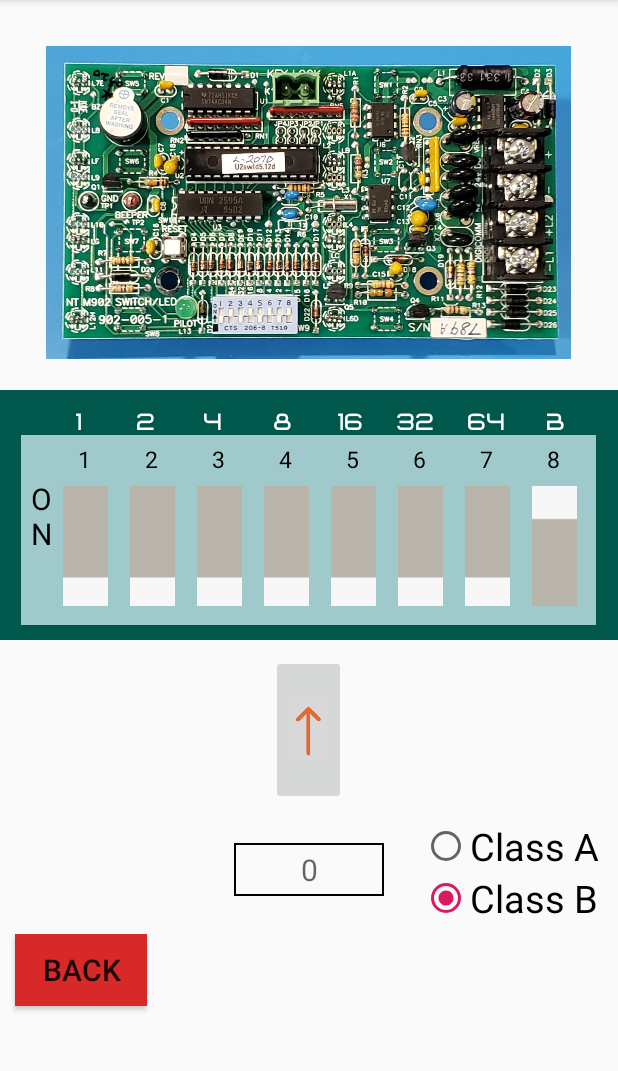
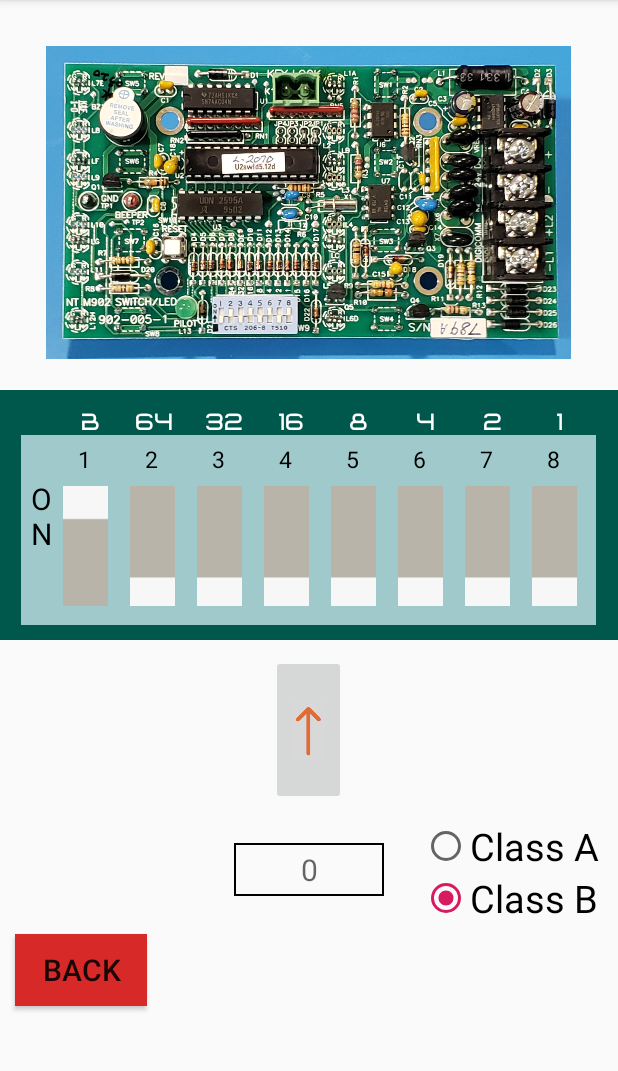
Before and after one commit to CloneJediXI/Binary, an Android app: the A8sActivity screen opened directly, with no data from a screen before it, after a tap on "Class B", on a phone screen of 412 x 824 dp, the part 84-1155 px from its top. Run offline under Robolectric (Android 15) with nearby library versions, the phone set to English and light mode, and no system bars; 3 other taps on this screen came first.

Commit message:
Working A8S Board

```diff
--- a/app/src/main/java/emu/cosc426/binaryconverter/A8sActivity.java
+++ b/app/src/main/java/emu/cosc426/binaryconverter/A8sActivity.java
@@ -46,22 +46,22 @@ public class A8sActivity extends AppCompatActivity {
     }
     public void setSwitches(){
         //Get references to the switches
-        switchObjects[0] = (ImageButton)findViewById(R.id.s0);
-        switchObjects[1] = (ImageButton)findViewById(R.id.s1);
-        switchObjects[2] = (ImageButton)findViewById(R.id.s2);
-        switchObjects[3] = (ImageButton)findViewById(R.id.s3);
-        switchObjects[4] = (ImageButton)findViewById(R.id.s4);
-        switchObjects[5] = (ImageButton)findViewById(R.id.s5);
-        switchObjects[6] = (ImageButton)findViewById(R.id.s6);
-        switchObjects[7] = (ImageButton)findViewById(R.id.s7);
-        switches[0] = new Switch(0);
-        switches[1] = new Switch(1);
-        switches[2] = new Switch(2);
-        switches[3] = new Switch(3);
-        switches[4] = new Switch(4);
-        switches[5] = new Switch(5);
-        switches[6] = new Switch(6);
-        switches[7] = new Switch(7);
+        switchObjects[0] = (ImageButton)findViewById(R.id.s7);
+        switchObjects[1] = (ImageButton)findViewById(R.id.s6);
+        switchObjects[2] = (ImageButton)findViewById(R.id.s5);
+        switchObjects[3] = (ImageButton)findViewById(R.id.s4);
+        switchObjects[4] = (ImageButton)findViewById(R.id.s3);
+        switchObjects[5] = (ImageButton)findViewById(R.id.s2);
+        switchObjects[6] = (ImageButton)findViewById(R.id.s1);
+        switchObjects[7] = (ImageButton)findViewById(R.id.s0);
+        switches[0] = new Switch(7);
+        switches[1] = new Switch(6);
+        switches[2] = new Switch(5);
+        switches[3] = new Switch(4);
+        switches[4] = new Switch(3);
+        switches[5] = new Switch(2);
+        switches[6] = new Switch(1);
+        switches[7] = new Switch(0);
     }
 
     public void flip(View v){
--- a/app/src/main/res/layout/activity_a8s.xml
+++ b/app/src/main/res/layout/activity_a8s.xml
@@ -27,105 +27,98 @@
         android:id="@+id/greenWrapper"
         android:layout_below="@id/image">
         <TextView
-            android:layout_width="wrap_content"
+            android:layout_width="@dimen/switchwidth"
+            android:layout_height="wrap_content"
+            android:text="@string/b"
+            android:textColor="#fff"
+            android:textSize="15sp"
+
+            android:textAlignment="center"
+            android:layout_marginStart="45dp"
+            android:layout_marginEnd="@dimen/switchmargin"
+            android:fontFamily="@font/netron"
+            android:id="@+id/l1"/>
+        <TextView
+            android:layout_width="@dimen/switchwidth"
+            android:layout_height="wrap_content"
+            android:text="@string/sixtyfour"
+            android:textColor="#fff"
+            android:textSize="15sp"
+
+
+            android:layout_marginHorizontal="@dimen/switchmargin"
+            android:layout_toEndOf="@id/l1"
+            android:fontFamily="@font/netron"
+            android:id="@+id/l2"/>
+        <TextView
+            android:layout_width="@dimen/switchwidth"
+            android:layout_height="wrap_content"
+            android:text="@string/thirtytwo"
+            android:textColor="#fff"
+            android:textSize="15sp"
+
+            android:textAlignment="center"
+            android:layout_marginHorizontal="@dimen/switchmargin"
+            android:layout_toEndOf="@id/l2"
+            android:fontFamily="@font/netron"
+            android:id="@+id/l3"/>
+        <TextView
+            android:layout_width="@dimen/switchwidth"
+            android:layout_height="wrap_content"
+            android:text="@string/sixteen"
+            android:textColor="#fff"
+            android:textSize="15sp"
+
+            android:textAlignment="center"
+            android:layout_marginHorizontal="@dimen/switchmargin"
+            android:layout_toEndOf="@id/l3"
+            android:fontFamily="@font/netron"
+            android:id="@+id/l4"/>
+        <TextView
+            android:layout_width="@dimen/switchwidth"
+            android:layout_height="wrap_content"
+            android:text="@string/eight"
+            android:textColor="#fff"
+            android:textSize="15sp"
+
+            android:textAlignment="center"
+            android:layout_marginHorizontal="@dimen/switchmargin"
+            android:layout_toEndOf="@id/l4"
+            android:fontFamily="@font/netron"
+            android:id="@+id/l5"/>
+        <TextView
+            android:layout_width="@dimen/switchwidth"
+            android:layout_height="wrap_content"
+            android:text="@string/four"
+            android:textColor="#fff"
+            android:textSize="15sp"
+
+            android:textAlignment="center"
+            android:layout_marginHorizontal="@dimen/switchmargin"
+            android:layout_toEndOf="@id/l5"
+            android:fontFamily="@font/netron"
+            android:id="@+id/l6"/>
+        <TextView
+            android:layout_width="@dimen/switchwidth"
+            android:layout_height="wrap_content"
+            android:text="@string/two"
+            android:textColor="#fff"
+            android:textSize="15sp"
+
+            android:textAlignment="center"
+            android:layout_marginHorizontal="@dimen/switchmargin"
+            android:layout_toEndOf="@id/l6"
+            android:fontFamily="@font/netron"
+            android:id="@+id/l7"/>
+        <TextView
+            android:layout_width="@dimen/switchwidth"
             android:layout_height="wrap_content"
             android:text="@string/one"
             android:textColor="#fff"
             android:textSize="15sp"
 
-            android:paddingStart="10dp"
-            android:paddingEnd="0dp"
-            android:layout_marginStart="40dp"
-            android:fontFamily="@font/netron"
-            android:id="@+id/l1"/>
-        <TextView
-            android:layout_width="wrap_content"
-            android:layout_height="wrap_content"
-            android:text="@string/two"
-            android:textColor="#fff"
-            android:textSize="15sp"
-
-            android:paddingStart="10dp"
-            android:paddingEnd="0dp"
-            android:layout_marginStart="26dp"
-            android:layout_toEndOf="@id/l1"
-            android:fontFamily="@font/netron"
-            android:id="@+id/l2"/>
-        <TextView
-            android:layout_width="wrap_content"
-            android:layout_height="wrap_content"
-            android:text="@string/four"
-            android:textColor="#fff"
-            android:textSize="15sp"
-
-            android:paddingStart="10dp"
-            android:paddingEnd="0dp"
-            android:layout_marginStart="22dp"
-            android:layout_toEndOf="@id/l2"
-            android:fontFamily="@font/netron"
-            android:id="@+id/l3"/>
-        <TextView
-            android:layout_width="wrap_content"
-            android:layout_height="wrap_content"
-            android:text="@string/eight"
-            android:textColor="#fff"
-            android:textSize="15sp"
-
-            android:paddingStart="10dp"
-            android:paddingEnd="0dp"
-            android:layout_marginStart="24dp"
-            android:layout_toEndOf="@id/l3"
-            android:fontFamily="@font/netron"
-            android:id="@+id/l4"/>
-        <TextView
-            android:layout_width="wrap_content"
-            android:layout_height="wrap_content"
-            android:text="@string/sixteen"
-            android:textColor="#fff"
-            android:textSize="15sp"
-
-            android:paddingStart="10dp"
-            android:paddingEnd="0dp"
-            android:layout_marginStart="20dp"
-            android:layout_toEndOf="@id/l4"
-            android:fontFamily="@font/netron"
-            android:id="@+id/l5"/>
-        <TextView
-            android:layout_width="wrap_content"
-            android:layout_height="wrap_content"
-            android:text="@string/thirtytwo"
-            android:textColor="#fff"
-            android:textSize="15sp"
-
-            android:paddingStart="10dp"
-            android:paddingEnd="0dp"
-            android:layout_marginStart="12dp"
-            android:layout_toEndOf="@id/l5"
-            android:fontFamily="@font/netron"
-            android:id="@+id/l6"/>
-        <TextView
-            android:layout_width="wrap_content"
-            android:layout_height="wrap_content"
-            android:text="@string/sixtyfour"
-            android:textColor="#fff"
-            android:textSize="15sp"
-
-            android:paddingStart="10dp"
-            android:paddingEnd="0dp"
-            android:layout_marginStart="12dp"
-            android:layout_toEndOf="@id/l6"
-            android:fontFamily="@font/netron"
-            android:id="@+id/l7"/>
-        <TextView
-            android:layout_width="wrap_content"
-            android:layout_height="wrap_content"
-            android:text="@string/b"
-            android:textColor="#fff"
-            android:textSize="15sp"
-
-            android:paddingStart="10dp"
-            android:paddingEnd="0dp"
-            android:layout_marginStart="17dp"
+            android:textAlignment="center"
+            android:layout_marginHorizontal="@dimen/switchmargin"
             android:layout_toEndOf="@id/l7"
             android:fontFamily="@font/netron"
             android:id="@+id/l8"/>
```
